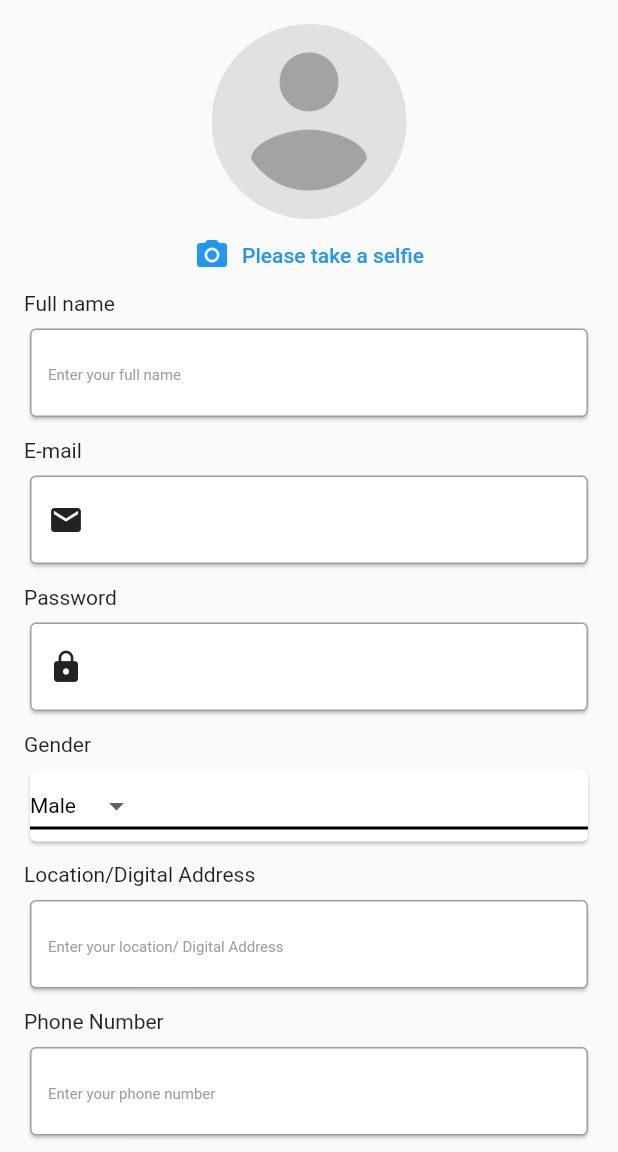
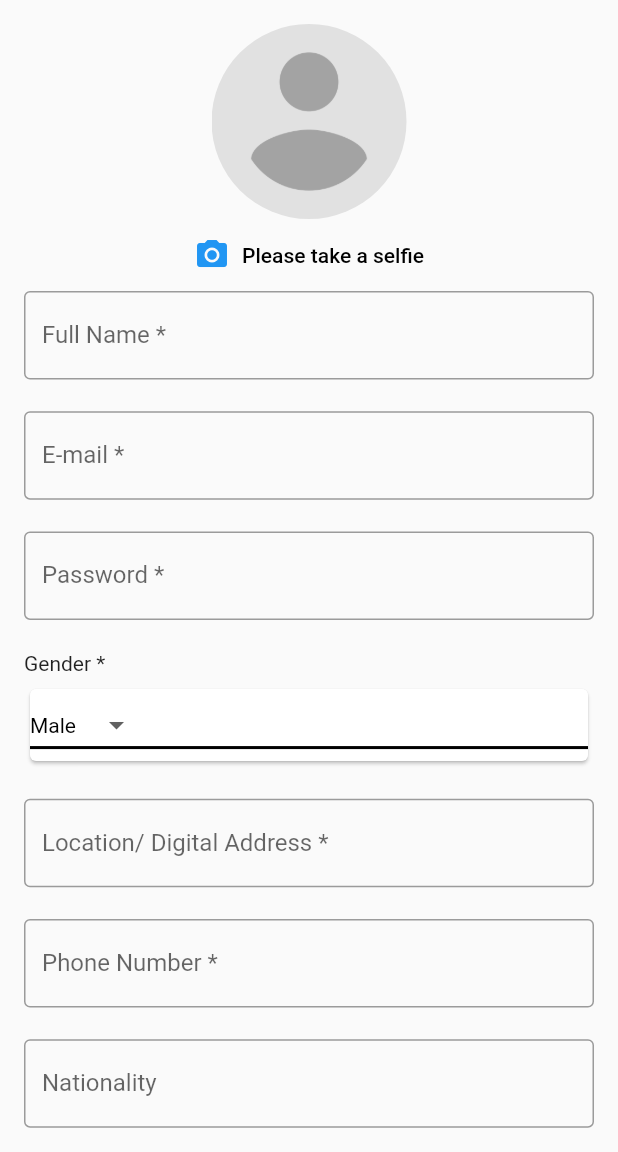
Before and after one commit to trustdboy123/Lets-Accommodate, a Flutter app: the LoginLandlord screen opened directly, after a tap on "Login", after a tap on "Sign Up", on a phone screen of 412 x 824 dp, the part 84-1236 px from its top. Run offline on Flutter 3.47's test engine with Material 2 defaults, Android fonts, the phone set to English and light mode, and no system bars; our stand-ins replace cloud_firestore, dio, dots_indicator, firebase_auth, firebase_core, firebase_storage and 6 more; missing offline and left inert: comment_box, flutter_paystack, multi_image_picker2; accounts and stored records are empty; network calls fail.

Commit message:
28/03/2022

```diff
--- a/lib/auth/login_landlord.dart
+++ b/lib/auth/login_landlord.dart
@@ -44,27 +44,15 @@ class _LoginLandlordState extends State<LoginLandlord> {
             const SizedBox(
               height: 30,
             ),
-            const Text(
-              'E-mail',
-              style: TextStyle(
-                  color: Colors.black,
-                  fontSize: 15,
-                  fontWeight: FontWeight.w600),
-              textAlign: TextAlign.left,
-            ),
-            SizedBox(
-              height: 5,
-            ),
-            Card(
-              child: TextFormField(
+            TextFormField(
                 controller: _emailController,
                 keyboardType: TextInputType.emailAddress,
                 textCapitalization: TextCapitalization.sentences,
                 decoration: const InputDecoration(
-                    label: Icon(Icons.email),
+                  labelText: ('E-mail'),
                   border: OutlineInputBorder(
                       borderSide: BorderSide(color: Colors.grey)),
-                    hintText: 'Enter your e-mail',
+                  hintText: 'Enter your E-mail',
                   floatingLabelBehavior: FloatingLabelBehavior.never,
                   focusedBorder: OutlineInputBorder(
                       borderSide: BorderSide(color: Colors.blue),
@@ -79,27 +67,17 @@ class _LoginLandlordState extends State<LoginLandlord> {
                     return 'Please enter an email address';
                   }
                 }),
+            SizedBox(
+              height: 20,
             ),
-            const SizedBox(
-              height: 5,
-            ),
-            const Text('Password',
-                style: TextStyle(
-                    color: Colors.black,
-                    fontSize: 15,
-                    fontWeight: FontWeight.w600)),
-            SizedBox(
-              height: 5,
-            ),
-            Card(
-              child: TextFormField(
+            TextFormField(
                 controller: _passwordController,
                 obscureText: true,
                 obscuringCharacter: '*',
                 keyboardType: TextInputType.visiblePassword,
                 textCapitalization: TextCapitalization.sentences,
                 decoration: const InputDecoration(
-                    label: Icon(Icons.lock),
+                  labelText: ('Password'),
                   border: OutlineInputBorder(
                       borderSide: BorderSide(color: Colors.grey)),
                   hintText: 'Enter your password',
@@ -116,7 +94,6 @@ class _LoginLandlordState extends State<LoginLandlord> {
                     return 'Password should not be less than 6 characters';
                   }
                 }),
-            ),
             const SizedBox(
               height: 5,
             ),
@@ -131,7 +108,8 @@ class _LoginLandlordState extends State<LoginLandlord> {
                   },
                   child: Text(
                     'Forgot password?',
-                    style: TextStyle(color: Colors.blue, fontSize: 15),
+                    style: TextStyle(
+                        color: Color.fromARGB(255, 4, 82, 146), fontSize: 15),
                     textAlign: TextAlign.right,
                   )),
             ),
@@ -195,7 +173,8 @@ class _LoginLandlordState extends State<LoginLandlord> {
                               fontSize: 16.0);
                         }
                       },
-                      style: TextButton.styleFrom(backgroundColor: Colors.blue),
+                      style: TextButton.styleFrom(
+                          backgroundColor: Color.fromARGB(255, 4, 82, 146)),
                       child: Text(
                         'Login',
                         style: TextStyle(color: Colors.white, fontSize: 20),
@@ -223,7 +202,7 @@ class _LoginLandlordState extends State<LoginLandlord> {
                     child: Text(
                       'Sign Up',
                       style: TextStyle(
-                        color: Colors.blue,
+                        color: Color.fromARGB(255, 4, 82, 146),
                         fontSize: 15,
                       ),
                     ))
--- a/lib/auth/signup_landlord.dart
+++ b/lib/auth/signup_landlord.dart
@@ -84,21 +84,25 @@ class _SignupLandlordState extends State<SignupLandlord> {
                                   selectedImage(
                                       imageSource: ImageSource.camera);
                                 },
-                                icon: const Icon(Icons.camera_alt),
+                                icon: const Icon(
+                                  Icons.camera_alt,
+                                  color: Colors.blueGrey,
+                                ),
                                 label: const Text('Select to take Selfie')),
                           );
                         });
                   },
                   icon: Icon(Icons.camera_alt),
-                  label: Text('Please take a selfie')),
-              Text('Full name'),
-              SizedBox(height: 5),
-              Card(
-                child: TextFormField(
+                  label: Text(
+                    'Please take a selfie',
+                    style: TextStyle(color: Colors.black),
+                  )),
+              TextFormField(
                 controller: _nameController,
                 keyboardType: TextInputType.text,
                 textCapitalization: TextCapitalization.sentences,
                 decoration: const InputDecoration(
+                  labelText: ('Full Name *'),
                   border: OutlineInputBorder(
                       borderSide: BorderSide(color: Colors.grey)),
                   hintText: 'Enter your full name',
@@ -113,18 +117,14 @@ class _SignupLandlordState extends State<SignupLandlord> {
                   }
                 },
               ),
+              SizedBox(
+                height: 10.h,
               ),
-              SizedBox(
-                height: 10,
-              ),
-              Text('E-mail'),
-              SizedBox(height: 5),
-              Card(
-                child: TextFormField(
+              TextFormField(
                 controller: _emailController,
                 keyboardType: TextInputType.emailAddress,
                 decoration: const InputDecoration(
-                    label: Icon(Icons.email),
+                  labelText: ('E-mail *'),
                   border: OutlineInputBorder(
                       borderSide: BorderSide(color: Colors.grey)),
                   hintText: 'Enter your E-mail',
@@ -143,22 +143,18 @@ class _SignupLandlordState extends State<SignupLandlord> {
                   }
                 },
               ),
+              SizedBox(
+                height: 10.h,
               ),
-              SizedBox(
-                height: 10,
-              ),
-              Text('Password'),
-              SizedBox(height: 5),
-              Card(
-                child: TextFormField(
+              TextFormField(
                 controller: _passwordController,
                 keyboardType: TextInputType.visiblePassword,
                 textCapitalization: TextCapitalization.sentences,
                 decoration: const InputDecoration(
-                    label: Icon(Icons.lock),
+                  labelText: ('Password *'),
                   border: OutlineInputBorder(
                       borderSide: BorderSide(color: Colors.grey)),
-                    hintText: 'Enter your your location',
+                  hintText: 'Enter your password',
                   hintStyle: TextStyle(color: Colors.grey, fontSize: 10),
                   floatingLabelBehavior: FloatingLabelBehavior.never,
                   focusedBorder: OutlineInputBorder(
@@ -175,11 +171,10 @@ class _SignupLandlordState extends State<SignupLandlord> {
                   return null;
                 },
               ),
+              SizedBox(
+                height: 10.h,
               ),
-              SizedBox(
-                height: 10,
-              ),
-              Text('Gender'),
+              Text('Gender *'),
               SizedBox(height: 5),
               Card(
                   child: DropdownButton<String>(
@@ -207,16 +202,14 @@ class _SignupLandlordState extends State<SignupLandlord> {
                 }).toList(),
               )),
               SizedBox(
-                height: 10,
+                height: 10.h,
               ),
-              Text('Location/Digital Address'),
-              SizedBox(height: 5),
-              Card(
-                child: TextFormField(
+              TextFormField(
                 controller: _locationController,
                 keyboardType: TextInputType.text,
                 textCapitalization: TextCapitalization.sentences,
                 decoration: const InputDecoration(
+                  labelText: ('Location/ Digital Address *'),
                   border: OutlineInputBorder(
                       borderSide: BorderSide(color: Colors.grey)),
                   hintText: 'Enter your location/ Digital Address',
@@ -233,18 +226,15 @@ class _SignupLandlordState extends State<SignupLandlord> {
                   return null;
                 },
               ),
+              SizedBox(
+                height: 10.h,
               ),
-              SizedBox(
-                height: 10,
-              ),
-              Text('Phone Number'),
-              SizedBox(height: 5),
-              Card(
-                child: TextFormField(
+              TextFormField(
                 controller: _phoneController,
                 keyboardType: TextInputType.number,
                 textCapitalization: TextCapitalization.sentences,
                 decoration: const InputDecoration(
+                  labelText: ('Phone Number *'),
                   border: OutlineInputBorder(
                       borderSide: BorderSide(color: Colors.grey)),
                   hintText: 'Enter your phone number',
@@ -264,18 +254,15 @@ class _SignupLandlordState extends State<SignupLandlord> {
                   return null;
                 },
               ),
+              SizedBox(
+                height: 10.h,
               ),
-              SizedBox(
-                height: 10,
-              ),
-              Text('Nationality'),
-              SizedBox(height: 5),
-              Card(
-                child: TextFormField(
+              TextFormField(
                 controller: _nationalityController,
                 keyboardType: TextInputType.text,
                 textCapitalization: TextCapitalization.sentences,
                 decoration: const InputDecoration(
+                  labelText: ('Nationality'),
                   border: OutlineInputBorder(
                       borderSide: BorderSide(color: Colors.grey)),
                   hintText: 'Ghanaian',
@@ -291,7 +278,6 @@ class _SignupLandlordState extends State<SignupLandlord> {
                   }
                   return null;
                 },
-                ),
               ),
               SizedBox(
                 height: 20,
@@ -362,8 +348,8 @@ class _SignupLandlordState extends State<SignupLandlord> {
                                 fontSize: 16.0);
                           }
                         },
-                        style:
-                            TextButton.styleFrom(backgroundColor: Colors.blue),
+                        style: TextButton.styleFrom(
+                            backgroundColor: Color.fromARGB(255, 4, 82, 146)),
                         child: Text(
                           'Create Account',
                           style: TextStyle(color: Colors.white, fontSize: 15),
--- a/lib/tenant/index_view.dart
+++ b/lib/tenant/index_view.dart
@@ -63,7 +63,7 @@ class _IndexViewState extends State<IndexView> {
                   BottomNavigationBarItem(
                       icon: Icon(Icons.home), label: 'Categories'),
                   BottomNavigationBarItem(
-                      icon: Icon(Icons.favorite), label: 'Favourite'),
+                      icon: Icon(Icons.favorite), label: 'Favourites'),
                   BottomNavigationBarItem(
                       icon: Icon(Icons.settings), label: 'Settings'),
                 ]));
```
Also changed, not shown: lib/auth/decision.dart (+22 -13 lines), lib/auth/login_tenant.dart (+13 -13 lines), lib/auth/signup_tenant.dart (+48 -50 lines), assets/background.png (added), assets/blue.png (added). Lines whose indentation alone changed are shown as unchanged.
